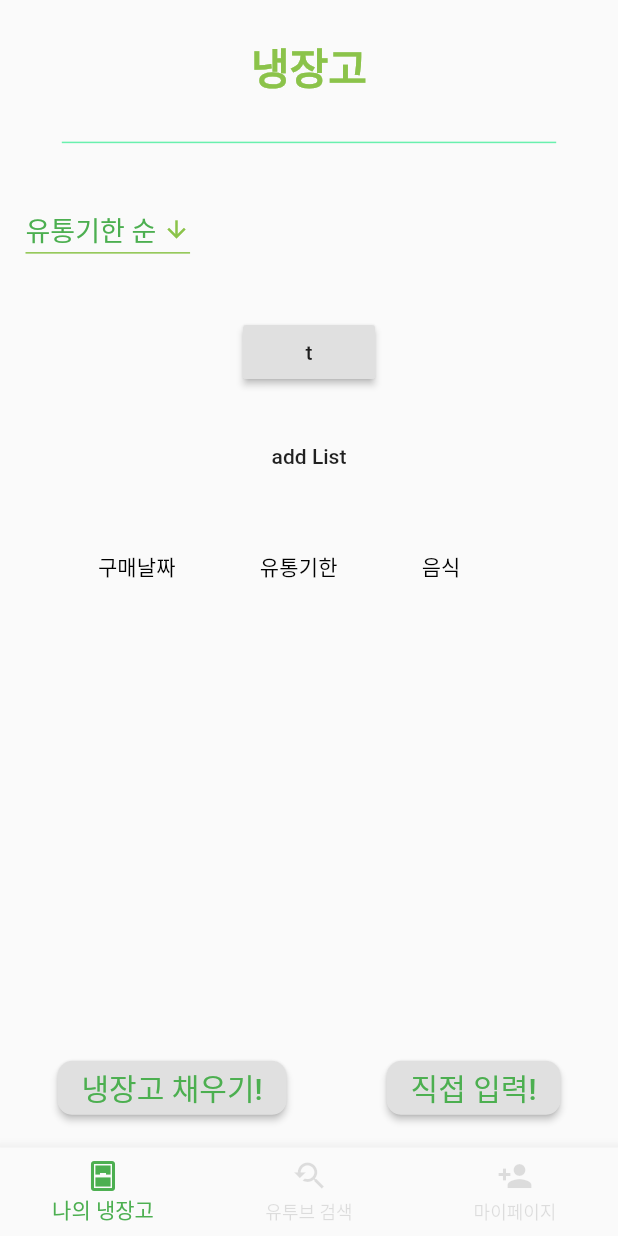
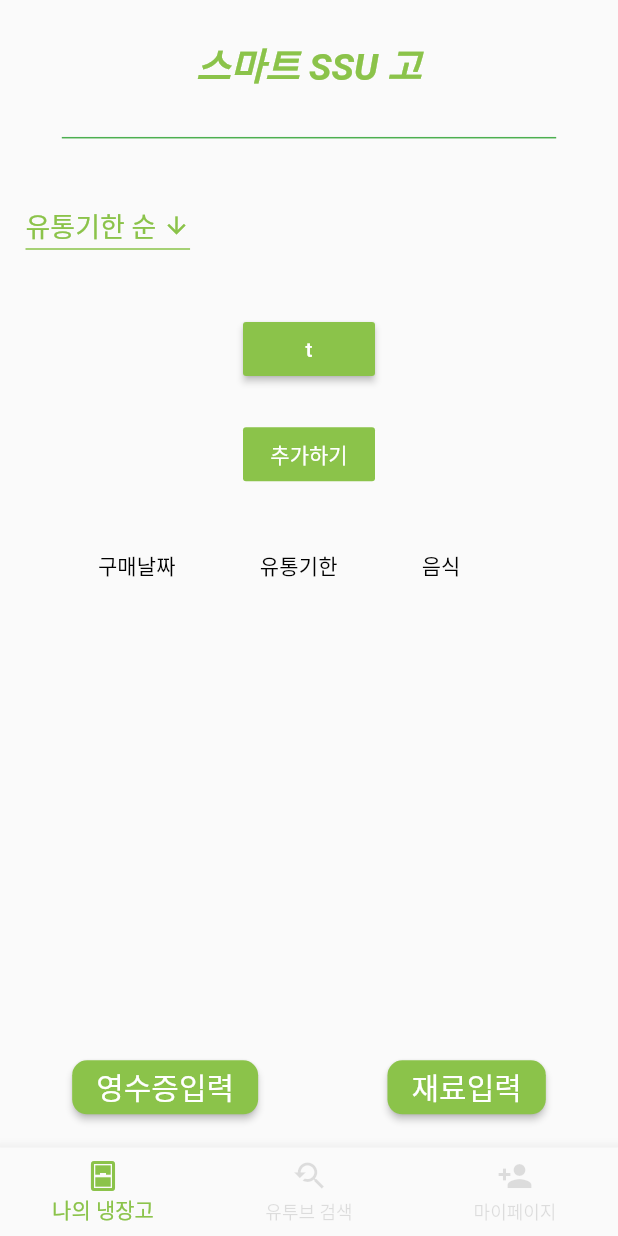
Before and after one commit to smartcow99/Refrigerator-application-incorporating-AI-computer-vision, a Flutter app: the screen it shows after launch, on a phone screen of 412 x 824 dp. Run offline on Flutter 3.47's test engine with Material 2 defaults, Android fonts, the phone set to English and light mode, and no system bars; our stand-ins replace date_format, flutter_local_notifications, image_picker, permission_handler, shared_preferences, timezone and 1 more; missing offline and left inert: tflite; accounts and stored records are empty.

Commit message:
디자인수정2차

```diff
--- a/lib/main.dart
+++ b/lib/main.dart
@@ -58,7 +58,7 @@ class _MyHomepageState extends State<MyHomepage> {
           },
           currentIndex: _pageIndex,
           // 현재 페이지
-          selectedItemColor: Colors.green,
+          selectedItemColor: Colors.lightGreen,
           // 선택된 NavigationBar의 색상
           unselectedItemColor: Colors.black12,
           // 선택안된 NavigationBar 의 색상
--- a/lib/my_main.dart
+++ b/lib/my_main.dart
@@ -220,11 +220,12 @@ class _MyMainState extends State<MyMain> {
             padding: const EdgeInsets.all(8.0),
             child: Container(
               child: Text(
-                '냉장고',
+                '스마트 SSU 고',
                 style: TextStyle(
                   fontWeight: FontWeight.bold,
+                  fontStyle: FontStyle.italic,
                   color: Colors.lightGreen,
-                  fontSize: 28,
+                  fontSize: 25,
                 ),
               ),
             ),
@@ -232,7 +233,7 @@ class _MyMainState extends State<MyMain> {
           Container(
             height: 1,
             width: _width * 0.8,
-            color: Colors.greenAccent,
+            color: Colors.green,
           ),
           Padding(
             padding: const EdgeInsets.all(12.0),
@@ -267,7 +268,7 @@ class _MyMainState extends State<MyMain> {
                         value,
                         style: TextStyle(
                           fontSize: 18,
-                          color: Colors.green,
+                          color: Colors.lightGreen,
                         ),
                       ),
                     );
@@ -279,7 +280,8 @@ class _MyMainState extends State<MyMain> {
           Container(
             // ignore: deprecated_member_use
             child: RaisedButton(
-              child: Text('t'),
+              color: Colors.lightGreen,
+              child: Text('t',style: TextStyle(color: Colors.white),),
               onPressed: () {
                 _popUpTest();
               },
@@ -288,11 +290,12 @@ class _MyMainState extends State<MyMain> {
           Container(
             // ignore: deprecated_member_use
             child: FlatButton(
+              color: Colors.lightGreen,
               onPressed: () {
                 addData(17, listDatas);
                 setState(() {});
               },
-              child: Text('add List'),
+              child: Text('추가하기',style: TextStyle(color: Colors.white),),
             ),
           ),
           Container(
@@ -329,23 +332,25 @@ class _MyMainState extends State<MyMain> {
             children: [
               // ignore: deprecated_member_use
               RaisedButton(
+                color: Colors.lightGreen,
                 shape: RoundedRectangleBorder(
                   borderRadius: BorderRadius.circular(10),
                 ),
                 child: Text(
-                  '냉장고 채우기!',
-                  style: TextStyle(color: Colors.green, fontSize: 20),
+                  '영수증입력',
+                  style: TextStyle(color: Colors.white, fontSize: 20),
                 ),
                 onPressed: () => takeImage(context),
               ),
               // ignore: deprecated_member_use
               RaisedButton(
+                color: Colors.lightGreen,
                 shape: RoundedRectangleBorder(
                   borderRadius: BorderRadius.circular(10),
                 ),
                 child: Text(
-                  '직접 입력!',
-                  style: TextStyle(color: Colors.green, fontSize: 20),
+                  '재료입력',
+                  style: TextStyle(color: Colors.white, fontSize: 20),
                 ),
                 onPressed: () => inputDialog(context),
               ),
--- a/lib/youtube_screen.dart
+++ b/lib/youtube_screen.dart
@@ -3,12 +3,12 @@ import 'dart:developer';
 import 'package:flutter/cupertino.dart';
 import 'package:flutter/material.dart';
 import 'package:intl/intl.dart';
-import 'package:refrigerator/youtube_api/youtube_api.dart';
-import 'package:refrigerator/youtube_api/yt_video.dart';
+import 'package:refrigerator/data/youtube_api/youtube_api.dart';
+import 'package:refrigerator/data/youtube_api/yt_video.dart';
 import 'package:shared_preferences/shared_preferences.dart';
 import 'package:youtube_player_flutter/youtube_player_flutter.dart';
 
-import 'json_data.dart';
+import 'data/json_data.dart';
 import 'my_main.dart';
 
 class ytPlay extends StatefulWidget {
@@ -1672,7 +1672,9 @@ class _ytPlayState extends State<ytPlay> {
         );
       else
         return Container(
-          child: Text('올바른 재료가 존재하지 않습니다.'),
+          child: Text('올바른 재료가 존재하지 않습니다.',style: TextStyle(
+            fontStyle: FontStyle.italic
+          ),),
         );
     }
   }
```
Also changed, not shown: lib/my_info.dart (+10 -9 lines), lib/searchbar_screen.dart (+6 -6 lines), lib/data/json_data.dart (renamed from lib/json_data.dart), lib/data/youtube_api/_api.dart (renamed from lib/youtube_api/_api.dart), lib/data/youtube_api/youtube_api.dart (renamed from lib/youtube_api/youtube_api.dart), lib/data/youtube_api/yt_video.dart (renamed from lib/youtube_api/yt_video.dart).
